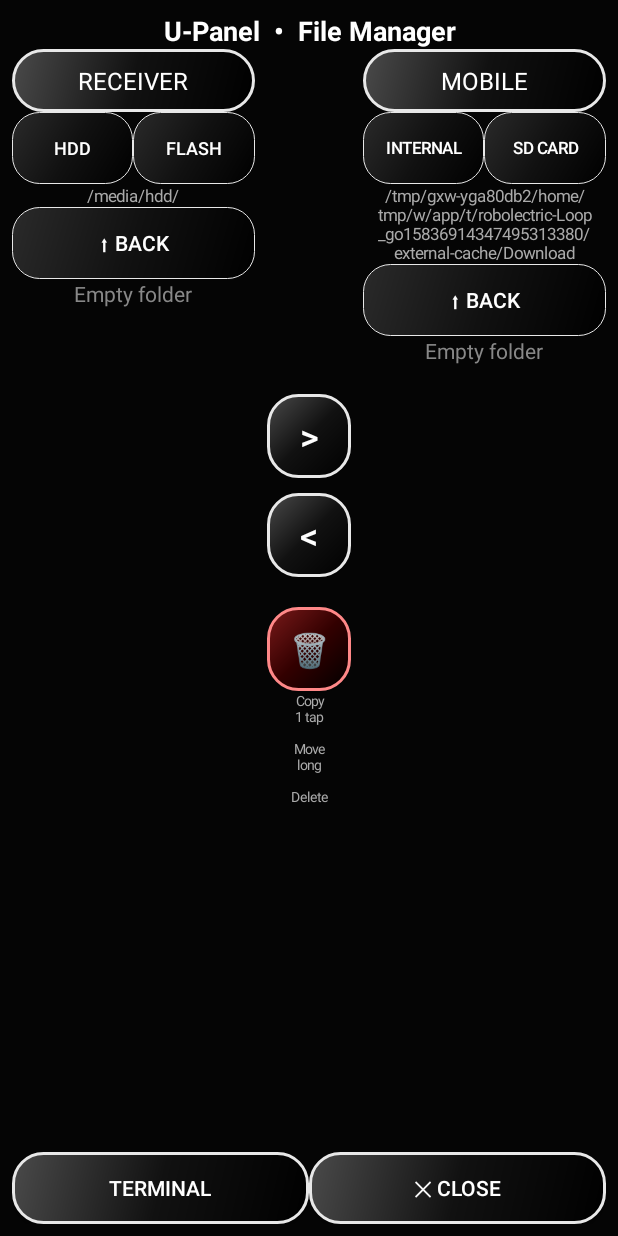
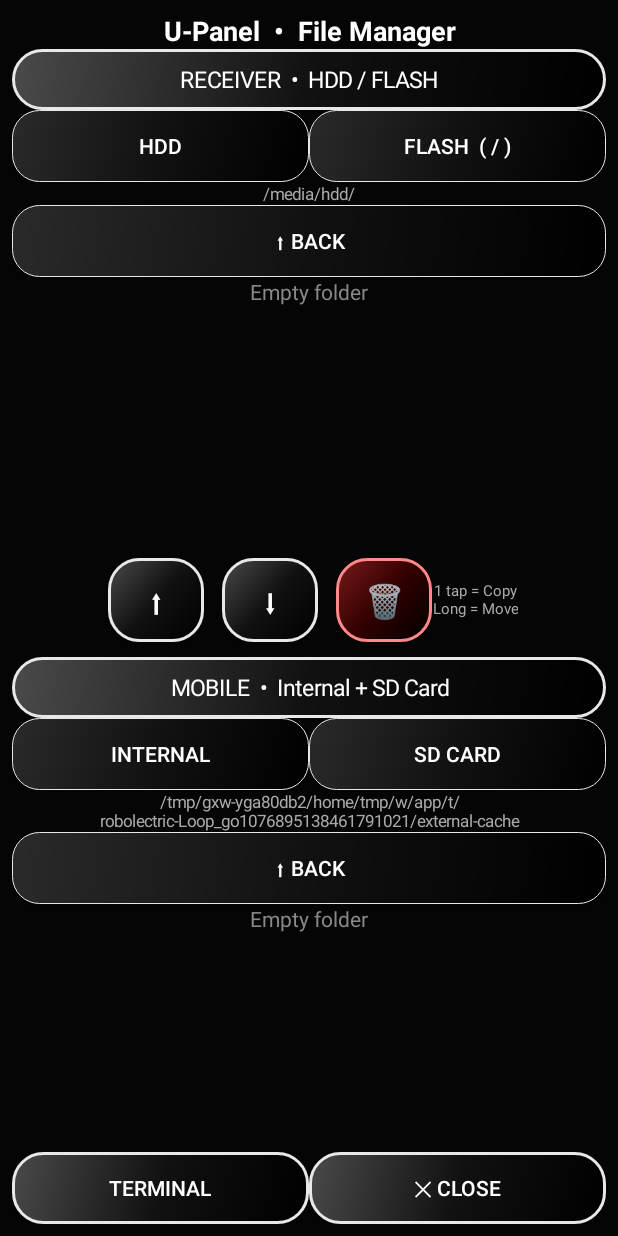
Before and after one commit to ah40mee-blip/uscript-apk, an Android app: the FileManagerActivity screen opened directly, with no data from a screen before it, on a phone screen of 412 x 824 dp. Run offline under Robolectric (Android 15) with nearby library versions, the phone set to English and light mode, and no system bars; libraries missing offline, so code that uses them is left out: com.jcraft.jsch; 2 statements that could not run were skipped.

Commit message:
Add files via upload

```diff
--- a/app/src/main/java/com/uscript/web/FileManagerActivity.kt
+++ b/app/src/main/java/com/uscript/web/FileManagerActivity.kt
@@ -1,4 +1,4 @@
-// U-Panel FileManager - من الصفر: عمودين | يمين موبايل / شمال رسيفر | فولدرات أسود جلوسي
+// U-Panel FileManager - صفين | فوق رسيفر / تحت موبايل | الموبايل يقرا الداخلية + الخارجية كلها
 package com.uscript.web
 
 import android.content.Intent
@@ -21,9 +21,9 @@ import java.util.Vector
 class FileManagerActivity : AppCompatActivity() {
     private var ip = ""
     private var recvPath = "/media/hdd/"
-    private var mobPath = Environment.getExternalStorageDirectory().absolutePath + "/Download"
-    private var recvRoot = "HDD" // HDD | FLASH
-    private var mobRoot = "INTERNAL" // INTERNAL | SD
+    private var mobPath = Environment.getExternalStorageDirectory().absolutePath
+    private var recvRoot = "HDD"
+    private var mobRoot = "INTERNAL"
     private lateinit var recvList: LinearLayout
     private lateinit var mobList: LinearLayout
     private lateinit var recvPathView: TextView
@@ -44,10 +44,41 @@ class FileManagerActivity : AppCompatActivity() {
     private fun glossyBg(): GradientDrawable = GradientDrawable(GradientDrawable.Orientation.TL_BR, intArrayOf(Color.parseColor("#4A4A4A"), Color.parseColor("#111111"), Color.parseColor("#000000"))).apply { cornerRadius = dp(20).toFloat(); setStroke(dp(2), Color.parseColor("#E8E8E8")) }
     private fun glossyCard(): GradientDrawable = GradientDrawable(GradientDrawable.Orientation.TL_BR, intArrayOf(Color.parseColor("#2A2A2A"), Color.parseColor("#111111"), Color.parseColor("#000000"))).apply { cornerRadius = dp(18).toFloat(); setStroke(dp(1), Color.parseColor("#E8E8E8")) }
 
-    // ===== فولدر أسود جلوسي لامع =====
+    // ===== ذاكرة الموبايل: الداخلية + الخارجية كلها =====
+    private fun mobileRoots(): List<Pair<String,String>> {
+        val list = mutableListOf<Pair<String,String>>()
+        // الداخلية
+        list.add("INTERNAL" to Environment.getExternalStorageDirectory().absolutePath)
+        // الخارجية: كل الـ SD / USB اللي في /storage + getExternalFilesDirs
+        try {
+            val dirs = getExternalFilesDirs(null)
+            for (d in dirs) {
+                if (d == null) continue
+                val p = d.absolutePath
+                // /storage/XXXX-XXXX/Android/data/... -> الجذر /storage/XXXX-XXXX
+                if (p.contains("/Android/data")) {
+                    val root = p.substringBefore("/Android/data")
+                    if (!list.any { it.second == root } && root != Environment.getExternalStorageDirectory().absolutePath) {
+                        val label = if (root.contains("emulated")) "INTERNAL" else "SD CARD"
+                        list.add(label to root)
+                    }
+                }
+            }
+        } catch (e: Exception) {}
+        // سكان /storage يدوي لو فيه SD مش ظاهر
+        try {
+            val st = File("/storage")
+            st.listFiles()?.forEach {
+                if (it.isDirectory && it.name != "emulated" && it.name != "self" && !list.any { x -> x.second == it.absolutePath }) {
+                    list.add("SD CARD" to it.absolutePath)
+                }
+            }
+        } catch (e: Exception) {}
+        return list
+    }
+
     private fun folderIcon(): TextView = TextView(this).apply {
         text = "\uD83D\uDCC1"; textSize = 30f; gravity = Gravity.CENTER
-        // خلفية سودا جلوسي لامعة للفولدر
         background = GradientDrawable(GradientDrawable.Orientation.TL_BR, intArrayOf(Color.parseColor("#5A5A5A"), Color.parseColor("#1A1A1A"), Color.parseColor("#000000"))).apply { cornerRadius = dp(14).toFloat(); setStroke(dp(1), Color.parseColor("#E8E8E8")) }
         layoutParams = LinearLayout.LayoutParams(dp(56), dp(56))
     }
@@ -63,70 +94,63 @@ class FileManagerActivity : AppCompatActivity() {
     override fun onCreate(savedInstanceState: Bundle?) {
         super.onCreate(savedInstanceState)
         ip = intent.getStringExtra("ip") ?: getSharedPreferences("uscript_prefs", MODE_PRIVATE).getString("ip", "") ?: ""
+        // أول مسار للموبايل = جذر الداخلية مش Download
+        mobPath = Environment.getExternalStorageDirectory().absolutePath
 
         val root = LinearLayout(this).apply { orientation = LinearLayout.VERTICAL; setBackgroundColor(Color.parseColor("#050505")); setPadding(dp(8), dp(8), dp(8), dp(8)) }
-
-        // ===== هيدر =====
         val header = TextView(this).apply { text = "U-Panel  •  File Manager"; textSize = 18f; setTextColor(Color.WHITE); gravity = Gravity.CENTER; typeface = android.graphics.Typeface.DEFAULT_BOLD }
         root.addView(header)
 
-        // ===== العمودين + النص =====
-        val main = LinearLayout(this).apply { orientation = LinearLayout.HORIZONTAL; layoutParams = LinearLayout.LayoutParams(LinearLayout.LayoutParams.MATCH_PARENT, 0, 1f) }
-
-        // --- الشمال: الرسيفر ---
-        val leftCol = LinearLayout(this).apply { orientation = LinearLayout.VERTICAL; layoutParams = LinearLayout.LayoutParams(0, LinearLayout.LayoutParams.MATCH_PARENT, 1f).apply { rightMargin = dp(4) } }
-        val recvHeader = TextView(this).apply { text = "RECEIVER"; textSize = 16f; setTextColor(Color.WHITE); gravity = Gravity.CENTER; background = glossyBg(); setPadding(dp(8), dp(10), dp(8), dp(10)) }
-        // زرارين HDD / FLASH
+        // ===== الصف اللي فوق: الرسيفر =====
+        val topRow = LinearLayout(this).apply { orientation = LinearLayout.VERTICAL; layoutParams = LinearLayout.LayoutParams(LinearLayout.LayoutParams.MATCH_PARENT, 0, 1f) }
+        val recvHeader = TextView(this).apply { text = "RECEIVER  •  HDD / FLASH"; textSize = 15f; setTextColor(Color.WHITE); gravity = Gravity.CENTER; background = glossyBg(); setPadding(dp(8), dp(10), dp(8), dp(10)) }
         val recvRoots = LinearLayout(this).apply { orientation = LinearLayout.HORIZONTAL }
-        val btnHDD = Button(this).apply { text = "HDD"; textSize = 12f; setTextColor(Color.WHITE); background = glossyCard(); layoutParams = LinearLayout.LayoutParams(0, LinearLayout.LayoutParams.WRAP_CONTENT, 1f); setOnClickListener { recvRoot = "HDD"; recvPath = "/media/hdd/"; refreshReceiver() } }
-        val btnFlash = Button(this).apply { text = "FLASH"; textSize = 12f; setTextColor(Color.WHITE); background = glossyCard(); layoutParams = LinearLayout.LayoutParams(0, LinearLayout.LayoutParams.WRAP_CONTENT, 1f); setOnClickListener { recvRoot = "FLASH"; recvPath = "/"; refreshReceiver() } }
+        val btnHDD = Button(this).apply { text = "HDD"; setTextColor(Color.WHITE); background = glossyCard(); layoutParams = LinearLayout.LayoutParams(0, LinearLayout.LayoutParams.WRAP_CONTENT, 1f); setOnClickListener { recvRoot = "HDD"; recvPath = "/media/hdd/"; refreshReceiver() } }
+        val btnFlash = Button(this).apply { text = "FLASH  ( / )"; setTextColor(Color.WHITE); background = glossyCard(); layoutParams = LinearLayout.LayoutParams(0, LinearLayout.LayoutParams.WRAP_CONTENT, 1f); setOnClickListener { recvRoot = "FLASH"; recvPath = "/"; refreshReceiver() } }
         recvRoots.addView(btnHDD); recvRoots.addView(btnFlash)
         recvPathView = TextView(this).apply { text = recvPath; textSize = 11f; setTextColor(Color.parseColor("#AAAAAA")); gravity = Gravity.CENTER }
         val recvBack = Button(this).apply { text = "⬆ Back"; setTextColor(Color.WHITE); background = glossyCard(); setOnClickListener { recvPath = recvPath.trimEnd('/').substringBeforeLast("/", "/") + "/"; if (recvPath.isEmpty()) recvPath = "/"; refreshReceiver() } }
         recvList = LinearLayout(this).apply { orientation = LinearLayout.VERTICAL }
         val recvScroll = ScrollView(this).apply { addView(recvList); layoutParams = LinearLayout.LayoutParams(LinearLayout.LayoutParams.MATCH_PARENT, 0, 1f) }
-        leftCol.addView(recvHeader); leftCol.addView(recvRoots); leftCol.addView(recvPathView); leftCol.addView(recvBack); leftCol.addView(recvScroll)
+        topRow.addView(recvHeader); topRow.addView(recvRoots); topRow.addView(recvPathView); topRow.addView(recvBack); topRow.addView(recvScroll)
+        root.addView(topRow)
 
-        // --- النص: سهمين + مسح ---
-        val mid = LinearLayout(this).apply { orientation = LinearLayout.VERTICAL; gravity = Gravity.CENTER; layoutParams = LinearLayout.LayoutParams(dp(64), LinearLayout.LayoutParams.MATCH_PARENT) }
+        // ===== النص: سهمين بالعرض + مسح =====
+        val mid = LinearLayout(this).apply { orientation = LinearLayout.HORIZONTAL; gravity = Gravity.CENTER; setPadding(dp(4), dp(10), dp(4), dp(10)) }
         fun arrowBtn(txt: String, toReceiver: Boolean): Button {
-            val b = Button(this).apply {
-                text = txt; textSize = 24f; setTextColor(Color.WHITE); background = glossyBg()
-                layoutParams = LinearLayout.LayoutParams(dp(56), dp(56)).apply { bottomMargin = dp(10) }
-            }
-            // دوسة واحدة = نسخ
+            val b = Button(this).apply { text = txt; textSize = 22f; setTextColor(Color.WHITE); background = glossyBg(); layoutParams = LinearLayout.LayoutParams(dp(64), dp(56)).apply { leftMargin = dp(6); rightMargin = dp(6) } }
             b.setOnClickListener { if (toReceiver) copyMobToRecv(false) else copyRecvToMob(false) }
-            // دوسة طويلة = تحريك كامل
             b.setOnLongClickListener { if (toReceiver) copyMobToRecv(true) else copyRecvToMob(true); true }
             return b
         }
-        // > = رسيفر -> موبايل (يمين) | < = موبايل -> رسيفر (شمال)
-        val btnToMob = arrowBtn(">", false)
-        val btnToRecv = arrowBtn("<", true)
+        // ⬆ = موبايل -> رسيفر (من تحت لفوق) | ⬇ = رسيفر -> موبايل (من فوق لتحت)
+        val btnUp = arrowBtn("⬆", true)
+        val btnDown = arrowBtn("⬇", false)
         val btnDel = Button(this).apply {
             text = "\uD83D\uDDD1\uFE0F"; textSize = 22f; setTextColor(Color.WHITE)
             background = GradientDrawable(GradientDrawable.Orientation.TL_BR, intArrayOf(Color.parseColor("#7A1A1A"), Color.parseColor("#330000"), Color.parseColor("#000000"))).apply { cornerRadius = dp(20).toFloat(); setStroke(dp(2), Color.parseColor("#FF8888")) }
-            layoutParams = LinearLayout.LayoutParams(dp(56), dp(56)).apply { topMargin = dp(10) }
+            layoutParams = LinearLayout.LayoutParams(dp(64), dp(56)).apply { leftMargin = dp(6) }
             setOnClickListener { deleteSelected() }
         }
-        val midLabel = TextView(this).apply { text = "Copy\n1 tap\n\nMove\nlong\n\nDelete"; textSize = 9f; setTextColor(Color.parseColor("#AAAAAA")); gravity = Gravity.CENTER }
-        mid.addView(btnToMob); mid.addView(btnToRecv); mid.addView(btnDel); mid.addView(midLabel)
+        val midLabel = TextView(this).apply { text = "1 tap = Copy\nLong = Move"; textSize = 10f; setTextColor(Color.parseColor("#AAAAAA")); gravity = Gravity.CENTER }
+        mid.addView(btnUp); mid.addView(btnDown); mid.addView(btnDel); mid.addView(midLabel)
+        root.addView(mid)
 
-        // --- اليمين: الموبايل ---
-        val rightCol = LinearLayout(this).apply { orientation = LinearLayout.VERTICAL; layoutParams = LinearLayout.LayoutParams(0, LinearLayout.LayoutParams.MATCH_PARENT, 1f).apply { leftMargin = dp(4) } }
-        val mobHeader = TextView(this).apply { text = "MOBILE"; textSize = 16f; setTextColor(Color.WHITE); gravity = Gravity.CENTER; background = glossyBg(); setPadding(dp(8), dp(10), dp(8), dp(10)) }
+        // ===== الصف اللي تحت: الموبايل - الداخلية + الخارجية =====
+        val bottomRow = LinearLayout(this).apply { orientation = LinearLayout.VERTICAL; layoutParams = LinearLayout.LayoutParams(LinearLayout.LayoutParams.MATCH_PARENT, 0, 1f) }
+        val mobHeader = TextView(this).apply { text = "MOBILE  •  Internal + SD Card"; textSize = 15f; setTextColor(Color.WHITE); gravity = Gravity.CENTER; background = glossyBg(); setPadding(dp(8), dp(10), dp(8), dp(10)) }
         val mobRoots = LinearLayout(this).apply { orientation = LinearLayout.HORIZONTAL }
-        val btnInt = Button(this).apply { text = "INTERNAL"; textSize = 11f; setTextColor(Color.WHITE); background = glossyCard(); layoutParams = LinearLayout.LayoutParams(0, LinearLayout.LayoutParams.WRAP_CONTENT, 1f); setOnClickListener { mobRoot = "INTERNAL"; mobPath = Environment.getExternalStorageDirectory().absolutePath + "/Download"; refreshMobile() } }
-        val btnSD = Button(this).apply { text = "SD CARD"; textSize = 11f; setTextColor(Color.WHITE); background = glossyCard(); layoutParams = LinearLayout.LayoutParams(0, LinearLayout.LayoutParams.WRAP_CONTENT, 1f); setOnClickListener { mobRoot = "SD"; mobPath = "/storage"; refreshMobile() } }
-        mobRoots.addView(btnInt); mobRoots.addView(btnSD)
+        // زرار لكل ذاكرة موجودة فعلا: الداخلية + كل SD
+        for ((label, path) in mobileRoots()) {
+            val b = Button(this).apply { text = label; setTextColor(Color.WHITE); background = glossyCard(); layoutParams = LinearLayout.LayoutParams(0, LinearLayout.LayoutParams.WRAP_CONTENT, 1f); setOnClickListener { mobRoot = label; mobPath = path; refreshMobile() } }
+            mobRoots.addView(b)
+        }
         mobPathView = TextView(this).apply { text = mobPath; textSize = 11f; setTextColor(Color.parseColor("#AAAAAA")); gravity = Gravity.CENTER }
         val mobBack = Button(this).apply { text = "⬆ Back"; setTextColor(Color.WHITE); background = glossyCard(); setOnClickListener { mobPath = File(mobPath).parent ?: mobPath; refreshMobile() } }
         mobList = LinearLayout(this).apply { orientation = LinearLayout.VERTICAL }
         val mobScroll = ScrollView(this).apply { addView(mobList); layoutParams = LinearLayout.LayoutParams(LinearLayout.LayoutParams.MATCH_PARENT, 0, 1f) }
-        rightCol.addView(mobHeader); rightCol.addView(mobRoots); rightCol.addView(mobPathView); rightCol.addView(mobBack); rightCol.addView(mobScroll)
-
-        main.addView(leftCol); main.addView(mid); main.addView(rightCol)
-        root.addView(main)
+        bottomRow.addView(mobHeader); bottomRow.addView(mobRoots); bottomRow.addView(mobPathView); bottomRow.addView(mobBack); bottomRow.addView(mobScroll)
+        root.addView(bottomRow)
 
         // ===== بار النقل =====
         progressBox = LinearLayout(this).apply { orientation = LinearLayout.VERTICAL; background = glossyCard(); setPadding(dp(10), dp(10), dp(10), dp(10)); visibility = android.view.View.GONE }
@@ -135,7 +159,6 @@ class FileManagerActivity : AppCompatActivity() {
         progressBox.addView(progressText); progressBox.addView(progressBar)
         root.addView(progressBox)
 
-        // ===== بار تحت: تيرمينال + قفل =====
         val bottom = LinearLayout(this).apply { orientation = LinearLayout.HORIZONTAL }
         val btnTerm = Button(this).apply { text = "Terminal"; setTextColor(Color.WHITE); background = glossyBg(); layoutParams = LinearLayout.LayoutParams(0, LinearLayout.LayoutParams.WRAP_CONTENT, 1f); setOnClickListener { val i = Intent(this@FileManagerActivity, TerminalActivity::class.java); i.putExtra("ip", ip); startActivity(i) } }
         val btnClose = Button(this).apply { text = "✕ Close"; setTextColor(Color.WHITE); background = glossyBg(); layoutParams = LinearLayout.LayoutParams(0, LinearLayout.LayoutParams.WRAP_CONTENT, 1f); setOnClickListener { finish() } }
@@ -147,11 +170,7 @@ class FileManagerActivity : AppCompatActivity() {
     }
 
     private fun showProgress(show: Boolean, pct: Int = 0, label: String = "") {
-        handler.post {
-            progressBox.visibility = if (show) android.view.View.VISIBLE else android.view.View.GONE
-            progressBar.progress = pct
-            if (label.isNotEmpty()) progressText.text = label
-        }
+        handler.post { progressBox.visibility = if (show) android.view.View.VISIBLE else android.view.View.GONE; progressBar.progress = pct; if (label.isNotEmpty()) progressText.text = label }
     }
 
     private fun refreshReceiver() {
@@ -161,13 +180,8 @@ class FileManagerActivity : AppCompatActivity() {
             try {
                 val c = sftp(); c?.let {
                     val v = it.ls(recvPath) as Vector<ChannelSftp.LsEntry>
-                    for (e in v) {
-                        if (e.filename == "." || e.filename == "..") continue
-                        val isDir = e.attrs.isDir
-                        items.add(Item(e.filename, recvPath.trimEnd('/') + "/" + e.filename, isDir, e.attrs.size))
-                    }
-                    try { it.session.disconnect() } catch (ex: Exception) {}
-                    try { it.disconnect() } catch (ex: Exception) {}
+                    for (e in v) { if (e.filename == "." || e.filename == "..") continue; items.add(Item(e.filename, recvPath.trimEnd('/') + "/" + e.filename, e.attrs.isDir, e.attrs.size)) }
+                    try { it.session.disconnect() } catch (ex: Exception) {}; try { it.disconnect() } catch (ex: Exception) {}
                 }
             } catch (e: Exception) {}
             recvItems = items.sortedWith(compareByDescending<Item> { it.isDir }.thenBy { it.name.lowercase() })
@@ -197,7 +211,6 @@ class FileManagerActivity : AppCompatActivity() {
                 setPadding(dp(10), dp(10), dp(10), dp(10))
                 layoutParams = LinearLayout.LayoutParams(LinearLayout.LayoutParams.MATCH_PARENT, LinearLayout.LayoutParams.WRAP_CONTENT).apply { topMargin = dp(6); leftMargin = dp(4); rightMargin = dp(4) }
             }
-            // فولدر أسود جلوسي لامع
             val icon = if (item.isDir) folderIcon() else TextView(this).apply { text = "\uD83D\uDCC4"; textSize = 26f; gravity = Gravity.CENTER; layoutParams = LinearLayout.LayoutParams(dp(56), dp(56)) }
             val col = LinearLayout(this).apply { orientation = LinearLayout.VERTICAL; layoutParams = LinearLayout.LayoutParams(0, LinearLayout.LayoutParams.WRAP_CONTENT, 1f) }
             val nameTv = TextView(this).apply { text = item.name; textSize = 14f; setTextColor(Color.WHITE); typeface = android.graphics.Typeface.DEFAULT_BOLD }
@@ -205,24 +218,12 @@ class FileManagerActivity : AppCompatActivity() {
             col.addView(nameTv); col.addView(sizeTv)
             val check = TextView(this).apply { text = if (isSel) "✓" else "○"; textSize = 20f; setTextColor(Color.WHITE); gravity = Gravity.CENTER; layoutParams = LinearLayout.LayoutParams(dp(36), dp(36)) }
             card.addView(icon); card.addView(col); card.addView(check)
-            // دوسة واحدة = افتح الفولدر
-            card.setOnClickListener {
-                if (item.isDir) {
-                    if (isRecv) { recvPath = item.path + "/"; refreshReceiver() } else { mobPath = item.path; refreshMobile() }
-                } else {
-                    Toast.makeText(this, item.name, Toast.LENGTH_SHORT).show()
-                }
-            }
-            // دوسة طويلة = اختار
-            card.setOnLongClickListener {
-                if (isSel) selected.remove(item.path) else selected.add(item.path)
-                drawColumn(box, items, selected, isRecv); true
-            }
+            card.setOnClickListener { if (item.isDir) { if (isRecv) { recvPath = item.path + "/"; refreshReceiver() } else { mobPath = item.path; refreshMobile() } } else { Toast.makeText(this, item.name, Toast.LENGTH_SHORT).show() } }
+            card.setOnLongClickListener { if (isSel) selected.remove(item.path) else selected.add(item.path); drawColumn(box, items, selected, isRecv); true }
             box.addView(card)
         }
     }
 
-    // ===== نسخ موبايل -> رسيفر | دوسة = نسخ / طويلة = تحريك =====
     private fun copyMobToRecv(move: Boolean) {
         if (selectedMob.isEmpty()) { Toast.makeText(this, "اختار ملفات من الموبايل بدوسة طويلة الأول", Toast.LENGTH_SHORT).show(); return }
         val list = selectedMob.toList()
@@ -231,27 +232,20 @@ class FileManagerActivity : AppCompatActivity() {
             var done = 0
             for (p in list) {
                 try {
-                    val f = File(p)
-                    val c = sftp(); c?.let {
+                    val f = File(p); val c = sftp(); c?.let {
                         val dest = recvPath.trimEnd('/') + "/" + f.name
-                        if (f.isDirectory) { try { it.mkdir(dest) } catch (e: Exception) {} } else {
-                            it.put(FileInputStream(f), dest)
-                        }
-                        try { it.session.disconnect() } catch (e: Exception) {}
-                        try { it.disconnect() } catch (e: Exception) {}
+                        if (f.isDirectory) { try { it.mkdir(dest) } catch (e: Exception) {} } else { it.put(FileInputStream(f), dest) }
+                        try { it.session.disconnect() } catch (e: Exception) {}; try { it.disconnect() } catch (e: Exception) {}
                     }
                     if (move) f.deleteRecursively()
                 } catch (e: Exception) {}
-                done++
-                val pct = (done * 100 / list.size)
-                showProgress(true, pct, if (move) "Moving to Receiver... $pct%" else "Copying to Receiver... $pct%")
+                done++; val pct = (done * 100 / list.size); showProgress(true, pct, if (move) "Moving to Receiver... $pct%" else "Copying to Receiver... $pct%")
             }
             showProgress(false)
             handler.post { selectedMob.clear(); refreshMobile(); refreshReceiver(); Toast.makeText(this, if (move) "تم التحريك للرسيفر" else "تم النسخ للرسيفر", Toast.LENGTH_SHORT).show() }
         }.start()
     }
 
-    // ===== نسخ رسيفر -> موبايل =====
     private fun copyRecvToMob(move: Boolean) {
         if (selectedRecv.isEmpty()) { Toast.makeText(this, "اختار ملفات من الرسيفر بدوسة طويلة الأول", Toast.LENGTH_SHORT).show(); return }
         val list = selectedRecv.toList()
@@ -260,18 +254,13 @@ class FileManagerActivity : AppCompatActivity() {
             var done = 0
             for (p in list) {
                 try {
-                    val name = p.substringAfterLast("/")
-                    val dest = File(mobPath, name)
-                    val c = sftp(); c?.let {
+                    val name = p.substringAfterLast("/"); val dest = File(mobPath, name); val c = sftp(); c?.let {
                         it.get(p, FileOutputStream(dest))
                         if (move) { try { it.rm(p) } catch (e: Exception) { try { it.rmdir(p) } catch (ex: Exception) {} } }
-                        try { it.session.disconnect() } catch (e: Exception) {}
-                        try { it.disconnect() } catch (e: Exception) {}
+                        try { it.session.disconnect() } catch (e: Exception) {}; try { it.disconnect() } catch (e: Exception) {}
                     }
                 } catch (e: Exception) {}
-                done++
-                val pct = (done * 100 / list.size)
-                showProgress(true, pct, if (move) "Moving to Mobile... $pct%" else "Copying to Mobile... $pct%")
+                done++; val pct = (done * 100 / list.size); showProgress(true, pct, if (move) "Moving to Mobile... $pct%" else "Copying to Mobile... $pct%")
             }
             showProgress(false)
             handler.post { selectedRecv.clear(); refreshMobile(); refreshReceiver(); Toast.makeText(this, if (move) "تم التحريك للموبايل" else "تم النسخ للموبايل", Toast.LENGTH_SHORT).show() }
```
